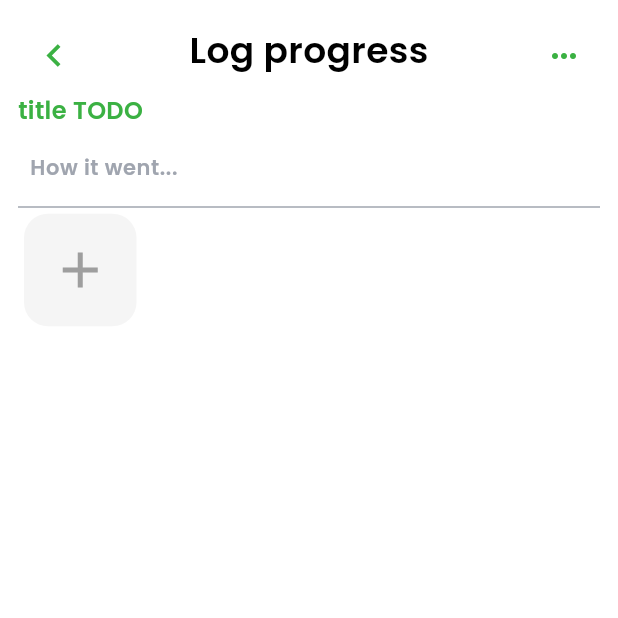
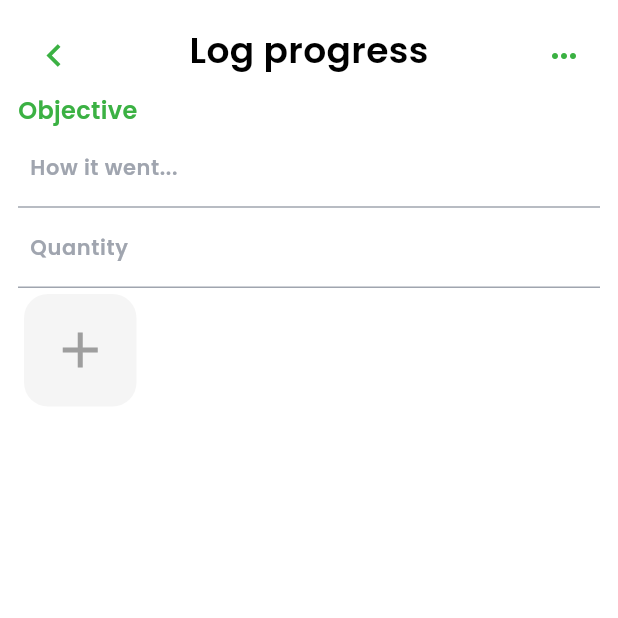
Before and after one commit to Davidferl/Ninety, a Flutter app: the PagePostProgressLog screen opened directly with empty values, on a phone screen of 412 x 824 dp, the top half of it. Run offline on Flutter 3.47's test engine with Material 3 defaults, Android fonts, the phone set to English and light mode, and no system bars; our stand-ins replace calendar_timeline, cloud_firestore, device_preview, dio, firebase_auth, firebase_core and 6 more; missing offline and left inert: animated_digit; accounts and stored records are empty; generated files the repository leaves out were written again.

Commit message:
wip: page postProgressLog

```diff
--- a/lib/l10n/app_en.arb
+++ b/lib/l10n/app_en.arb
@@ -25,6 +25,7 @@
     "create_an_objective": "Create an objective!",
     "create_an_objective_description": "To join this group, you need to create an objective. What type of objective would you like to create?",
     "create_objective_prompt": "My objective title",
+    "objective": "Objective",
     "create_objective_meaning": "What do the following values mean?",
     "create_objective_meaning_description": "Continuous values are for objectives that are ongoing, like 'Run 3km a day'.\n\nDiscrete values are for objectives that happen one or many times during the week, like 'Eat a salad for lunch'.",
     "create_objective_continuous_objective": "Objective (ex: 3)",
--- a/lib/l10n/app_fr.arb
+++ b/lib/l10n/app_fr.arb
@@ -25,6 +25,7 @@
     "create_an_objective": "Créer un objectif !",
     "create_an_objective_description": "Pour rejoindre ce groupe, vous devez créer un objectif. Quel type d'objectif souhaitez-vous créer ?",
     "create_objective_prompt": "Titre de mon objectif",
+    "objective": "Objectif",
     "create_objective_meaning": "Que signifient les valeurs suivantes ?",
     "create_objective_meaning_description": "Les valeurs continues sont pour les objectifs continus, comme 'Courir 3 km par jour'.\n\nLes valeurs discrètes sont pour les objectifs qui se produisent une ou plusieurs fois par semaine, comme 'Manger une salade pour le déjeuner'.",
     "create_objective_continuous_objective": "Objectif (ex : 3)",
--- a/lib/main.dart
+++ b/lib/main.dart
@@ -26,15 +26,14 @@ final _router = GoRouter(
         path: '/home',
         builder: (context, state) => const Home(title: "default"),
         routes: [
-GoRoute(
-  name: Routes.progress.name,
-  path: "/progress/:objectiveId",  // Change path to use objectiveId
-  builder: (context, state) {
-    final String objectiveId = state.pathParameters['objectiveId']!;  // Access objectiveId
-    return PagePostProgressLog(objectiveId: objectiveId);  // Pass objectiveId to the page
-  },
-),
-
+          GoRoute(
+            name: Routes.progress.name,
+            path: "/progress/:objectiveId",
+            builder: (context, state) {
+              final String objectiveId = state.pathParameters['objectiveId']!;
+              return PagePostProgressLog(objectiveId: objectiveId);
+            },
+          ),
           GoRoute(
             name: Routes.groupViewer.name,
             path: "/groupViewer",
--- a/lib/src/group/application/group_service.dart
+++ b/lib/src/group/application/group_service.dart
@@ -49,6 +49,16 @@ class GroupService {
         .where((entry) => entry.value.userId == _getUserId())
         .map((entry) => MapEntry(entry.key, entry.value.objective))
         .toList();
+  }
+
+  Future<Objective> getObjectiveById(String objectiveId) async {
+    List<Group> groups = await _groupRepository.getAll();
+
+    return groups
+        .expand((group) => group.members.map(
+              (member) => member.objective,
+            ))
+        .firstWhere((objective) => objective.objectiveId == objectiveId);
   }
 
   Future<void> addMember(String groupId, String memberId, String title,
--- a/lib/src/view/addLog/page_post_progress_log.dart
+++ b/lib/src/view/addLog/page_post_progress_log.dart
@@ -1,3 +1,8 @@
+import 'dart:io';
+import 'package:flutter_gen/gen_l10n/app_localizations.dart';
+import 'package:bonne_reponse/injection_container.dart';
+import 'package:bonne_reponse/src/group/application/group_service.dart';
+import 'package:bonne_reponse/src/group/domain/objective.dart';
 import 'package:bonne_reponse/src/view/widgets/bottom_button.dart';
 import 'package:bonne_reponse/src/view/widgets/custom_text_input.dart';
 import 'package:bonne_reponse/src/view/widgets/image_selector.dart';
@@ -14,23 +19,74 @@ class PagePostProgressLog extends HookWidget {
   @override
   Widget build(BuildContext context) {
     final descriptionController = useTextEditingController();
+    final quantityController = useTextEditingController();
     final selectedImage = useState<XFile?>(null);
     final isSendButtonVisible = useState<bool>(false);
+
+    final objective = useState<Objective?>(null);
+    final isLoading = useState<bool>(true);
+    final error = useState<String?>(null);
+
+    final groupService = locator<GroupService>();
+
+    useEffect(() {
+      Future<void> fetchObjective() async {
+        try {
+          final fetchedObjective =
+              await groupService.getObjectiveById(objectiveId);
+          objective.value = fetchedObjective;
+        } catch (e) {
+          error.value = AppLocalizations.of(context)!.unknown_error;
+        } finally {
+          isLoading.value = false;
+        }
+      }
+
+      fetchObjective();
+    }, [objectiveId]);
 
     // Sync visibility of the send button
     useEffect(() {
       void listener() {
         isSendButtonVisible.value = selectedImage.value != null &&
-            descriptionController.text.isNotEmpty;
+            descriptionController.text.isNotEmpty &&
+            quantityController.text.isNotEmpty;
       }
 
       descriptionController.addListener(listener);
       selectedImage.addListener(listener);
+      quantityController.addListener(listener);
       return () {
         descriptionController.removeListener(listener);
         selectedImage.removeListener(listener);
+        quantityController.removeListener(listener);
       };
-    }, [descriptionController, selectedImage]);
+    }, [descriptionController, selectedImage, quantityController]);
+
+    // Submit the form
+    Future<void> submitForm() async {
+      if (objective.value != null && selectedImage.value != null) {
+        try {
+          final groupId = objective.value!.groupId;
+          final memberId = objective.value!.memberId;
+          final title = objective.value!.title;
+          final description = descriptionController.text;
+          final quantity = double.parse(quantityController.text);
+          final imageFile = File(selectedImage.value!.path);
+
+          await groupService.logActivity(
+              groupId, memberId, title, description, quantity, imageFile);
+          ScaffoldMessenger.of(context).showSnackBar(
+            const SnackBar(content: Text('Activity logged successfully')),
+          );
+          context.pop();
+        } catch (e) {
+          ScaffoldMessenger.of(context).showSnackBar(
+            const SnackBar(content: Text('Failed to log activity')),
+          );
+        }
+      }
+    }
 
     return Scaffold(
       backgroundColor: Colors.white,
@@ -53,12 +109,21 @@ class PagePostProgressLog extends HookWidget {
                       onPressed: () => {}, icon: const Icon(Icons.more_horiz))
                 ],
               ),
-              Text("title TODO"),
+              if (objective.value != null)
+                Text(objective.value!.title)
+              else
+                Text(AppLocalizations.of(context)!.objective),
               CustomTextInput(
                 textInputAction: TextInputAction.done,
                 controller: descriptionController,
                 keyboardType: TextInputType.text,
                 labelText: "How it went...",
+              ),
+              CustomTextInput(
+                textInputAction: TextInputAction.done,
+                controller: quantityController,
+                keyboardType: TextInputType.number,
+                labelText: "Quantity",
               ),
               ImageSelector(
                 selectedImage: selectedImage,
@@ -66,7 +131,7 @@ class PagePostProgressLog extends HookWidget {
               const Spacer(),
               if (isSendButtonVisible.value)
                 BottomButton(
-                  onPressed: () => context.pop(''),
+                  onPressed: submitForm,
                   title: "Send",
                 ),
             ],
--- a/lib/src/view/addLog/page_select_objective_for_log.dart
+++ b/lib/src/view/addLog/page_select_objective_for_log.dart
@@ -92,6 +92,7 @@ class PageSelectObjectiveForLog extends HookWidget {
                                       children: [
                                         ObjectiveTile(
                                           imageUri: objective.key,
+                                          objectiveId: objective.value.objectiveId,
                                           title: objective.value.title,
                                           description: getLastEntryString(
                                               context, objective.value),
--- a/lib/src/view/addLog/tile_objective.dart
+++ b/lib/src/view/addLog/tile_objective.dart
@@ -6,12 +6,14 @@ import 'package:go_router/go_router.dart';
 
 class ObjectiveTile extends StatelessWidget {
   final String imageUri;
+  final String objectiveId;
   final String title;
   final String description;
 
   const ObjectiveTile(
       {super.key,
       required this.imageUri,
+      required this.objectiveId,
       required this.title,
       required this.description});
 
@@ -19,7 +21,7 @@ class ObjectiveTile extends StatelessWidget {
   Widget build(BuildContext context) {
     return GestureDetector(
       onTap: () => context
-          .goNamed(Routes.progress.name, pathParameters: {"name": title}),
+          .goNamed(Routes.progress.name, pathParameters: {"objectiveId": objectiveId}),
       child: Row(
         crossAxisAlignment: CrossAxisAlignment.center,
         children: [
```
